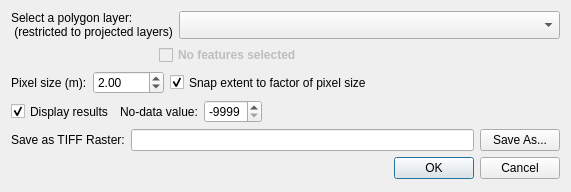
Old version of the form pat/gui/blockGrid_dialog_base.ui in the repository CSIRO-Precision-Agriculture/PAT_QGIS_Plugin.
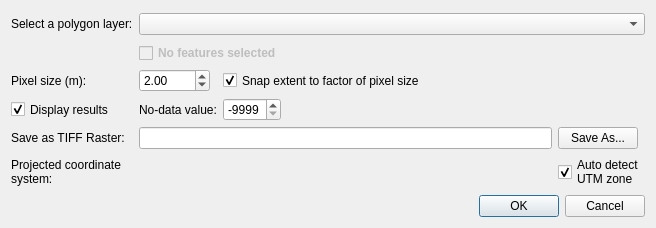
New version of the form. Custom widgets are drawn as their Qt base class.

Commit message: #43 2to3: Block Grid Tool

The edit to the form file:
```diff
--- a/pat/gui/blockGrid_dialog_base.ui
+++ b/pat/gui/blockGrid_dialog_base.ui
@@ -6,8 +6,8 @@
    <rect>
     <x>0</x>
     <y>0</y>
-    <width>571</width>
-    <height>192</height>
+    <width>656</width>
+    <height>216</height>
    </rect>
   </property>
   <property name="windowTitle">
@@ -26,9 +26,55 @@
    </item>
    <item row="0" column="0" colspan="2">
     <layout class="QGridLayout" name="gridLayout">
+     <item row="2" column="2" colspan="2">
+      <widget class="QCheckBox" name="chkSnapExtent">
+       <property name="sizePolicy">
+        <sizepolicy hsizetype="Fixed" vsizetype="Preferred">
+         <horstretch>0</horstretch>
+         <verstretch>0</verstretch>
+        </sizepolicy>
+       </property>
+       <property name="text">
+        <string>Snap extent to factor of pixel size</string>
+       </property>
+       <property name="checked">
+        <bool>true</bool>
+       </property>
+      </widget>
+     </item>
+     <item row="4" column="4">
+      <widget class="QPushButton" name="cmdSaveRasterFile">
+       <property name="sizePolicy">
+        <sizepolicy hsizetype="Fixed" vsizetype="Preferred">
+         <horstretch>0</horstretch>
+         <verstretch>0</verstretch>
+        </sizepolicy>
+       </property>
+       <property name="text">
+        <string>Save As...</string>
+       </property>
+      </widget>
+     </item>
+     <item row="2" column="1">
+      <widget class="QDoubleSpinBox" name="dsbPixelSize">
+       <property name="sizePolicy">
+        <sizepolicy hsizetype="Fixed" vsizetype="Preferred">
+         <horstretch>0</horstretch>
+         <verstretch>0</verstretch>
+        </sizepolicy>
+       </property>
+       <property name="maximum">
+        <double>6000.000000000000000</double>
+       </property>
+       <property name="singleStep">
+        <double>0.500000000000000</double>
+       </property>
+       <property name="value">
+        <double>2.000000000000000</double>
+       </property>
+      </widget>
+     </item>
      <item row="0" column="0">
-      <layout class="QHBoxLayout" name="horizontalLayout">
-       <item>
         <widget class="QLabel" name="lblTargetLayer">
          <property name="sizePolicy">
           <sizepolicy hsizetype="Fixed" vsizetype="Preferred">
@@ -43,48 +89,43 @@
           </size>
          </property>
          <property name="text">
-          <string>Select a polygon layer:
- (restricted to projected layers)</string>
+        <string>Select a polygon layer:</string>
          </property>
          <property name="wordWrap">
+        <bool>false</bool>
+       </property>
+      </widget>
+     </item>
+     <item row="3" column="0">
+      <widget class="QCheckBox" name="chkDisplayResults">
+       <property name="sizePolicy">
+        <sizepolicy hsizetype="Fixed" vsizetype="Preferred">
+         <horstretch>0</horstretch>
+         <verstretch>0</verstretch>
+        </sizepolicy>
+       </property>
+       <property name="text">
+        <string>Display results</string>
+       </property>
+       <property name="checked">
           <bool>true</bool>
          </property>
         </widget>
        </item>
-       <item>
-        <widget class="QgsMapLayerComboBox" name="mcboTargetLayer">
+     <item row="3" column="1">
+      <widget class="QLabel" name="lblNoDataVal">
          <property name="sizePolicy">
-          <sizepolicy hsizetype="MinimumExpanding" vsizetype="Preferred">
+        <sizepolicy hsizetype="Fixed" vsizetype="Preferred">
            <horstretch>0</horstretch>
            <verstretch>0</verstretch>
           </sizepolicy>
          </property>
-         <property name="filters">
-          <set>QgsMapLayerProxyModel::PolygonLayer</set>
+       <property name="text">
+        <string>No-data value:</string>
          </property>
         </widget>
        </item>
-      </layout>
-     </item>
-     <item row="1" column="0">
-      <layout class="QHBoxLayout" name="horizontalLayout_3">
-       <item>
-        <spacer name="horizontalSpacer">
-         <property name="orientation">
-          <enum>Qt::Horizontal</enum>
-         </property>
-         <property name="sizeType">
-          <enum>QSizePolicy::Fixed</enum>
-         </property>
-         <property name="sizeHint" stdset="0">
-          <size>
-           <width>148</width>
-           <height>20</height>
-          </size>
-         </property>
-        </spacer>
-       </item>
-       <item>
+     <item row="1" column="1" colspan="2">
         <widget class="QCheckBox" name="chkUseSelected">
          <property name="enabled">
           <bool>false</bool>
@@ -106,24 +147,17 @@
          </property>
         </widget>
        </item>
-       <item>
-        <spacer name="horizontalSpacer_2">
-         <property name="orientation">
-          <enum>Qt::Horizontal</enum>
-         </property>
-         <property name="sizeHint" stdset="0">
-          <size>
-           <width>298</width>
-           <height>20</height>
-          </size>
-         </property>
-        </spacer>
-       </item>
-      </layout>
+     <item row="4" column="1" colspan="3">
+      <widget class="QLineEdit" name="lneSaveRasterFile">
+       <property name="sizePolicy">
+        <sizepolicy hsizetype="MinimumExpanding" vsizetype="Preferred">
+         <horstretch>0</horstretch>
+         <verstretch>0</verstretch>
+        </sizepolicy>
+       </property>
+      </widget>
      </item>
      <item row="2" column="0">
-      <layout class="QHBoxLayout" name="horizontalLayout_4">
-       <item>
         <widget class="QLabel" name="lblPixelSize">
          <property name="sizePolicy">
           <sizepolicy hsizetype="Fixed" vsizetype="Preferred">
@@ -136,124 +170,14 @@
          </property>
         </widget>
        </item>
-       <item>
-        <widget class="QDoubleSpinBox" name="dsbPixelSize">
-         <property name="sizePolicy">
-          <sizepolicy hsizetype="Fixed" vsizetype="Preferred">
-           <horstretch>0</horstretch>
-           <verstretch>0</verstretch>
-          </sizepolicy>
-         </property>
-         <property name="maximum">
-          <double>6000.000000000000000</double>
-         </property>
-         <property name="singleStep">
-          <double>0.500000000000000</double>
-         </property>
-         <property name="value">
-          <double>2.000000000000000</double>
-         </property>
-        </widget>
-       </item>
-       <item>
-        <widget class="QCheckBox" name="chkSnapExtent">
-         <property name="sizePolicy">
-          <sizepolicy hsizetype="Fixed" vsizetype="Preferred">
-           <horstretch>0</horstretch>
-           <verstretch>0</verstretch>
-          </sizepolicy>
-         </property>
-         <property name="text">
-          <string>Snap extent to factor of pixel size</string>
-         </property>
-         <property name="checked">
+     <item row="0" column="1" colspan="4">
+      <widget class="QgsMapLayerComboBox" name="mcboTargetLayer">
+       <property name="showCrs" stdset="0">
           <bool>true</bool>
          </property>
         </widget>
-       </item>
-       <item>
-        <spacer name="horizontalSpacer_4">
-         <property name="orientation">
-          <enum>Qt::Horizontal</enum>
-         </property>
-         <property name="sizeHint" stdset="0">
-          <size>
-           <width>258</width>
-           <height>20</height>
-          </size>
-         </property>
-        </spacer>
-       </item>
-      </layout>
-     </item>
-     <item row="3" column="0">
-      <layout class="QHBoxLayout" name="horizontalLayout_5">
-       <item>
-        <widget class="QCheckBox" name="chkDisplayResults">
-         <property name="sizePolicy">
-          <sizepolicy hsizetype="Fixed" vsizetype="Preferred">
-           <horstretch>0</horstretch>
-           <verstretch>0</verstretch>
-          </sizepolicy>
-         </property>
-         <property name="text">
-          <string>Display results</string>
-         </property>
-         <property name="checked">
-          <bool>true</bool>
-         </property>
-        </widget>
-       </item>
-       <item>
-        <widget class="QLabel" name="lblNoDataVal">
-         <property name="sizePolicy">
-          <sizepolicy hsizetype="Fixed" vsizetype="Preferred">
-           <horstretch>0</horstretch>
-           <verstretch>0</verstretch>
-          </sizepolicy>
-         </property>
-         <property name="text">
-          <string>No-data value:</string>
-         </property>
-        </widget>
-       </item>
-       <item>
-        <widget class="QSpinBox" name="spnNoDataVal">
-         <property name="sizePolicy">
-          <sizepolicy hsizetype="Fixed" vsizetype="Preferred">
-           <horstretch>0</horstretch>
-           <verstretch>0</verstretch>
-          </sizepolicy>
-         </property>
-         <property name="minimum">
-          <number>-9999</number>
-         </property>
-         <property name="maximum">
-          <number>9999</number>
-         </property>
-         <property name="value">
-          <number>-9999</number>
-         </property>
-        </widget>
-       </item>
-       <item>
-        <spacer name="horizontalSpacer_3">
-         <property name="orientation">
-          <enum>Qt::Horizontal</enum>
-         </property>
-         <property name="sizeHint" stdset="0">
-          <size>
-           <width>218</width>
-           <height>20</height>
-          </size>
-         </property>
-        </spacer>
-       </item>
-      </layout>
      </item>
      <item row="4" column="0">
-      <layout class="QHBoxLayout" name="horizontalLayout_2">
-       <item>
         <widget class="QLabel" name="lblOutputFile">
          <property name="sizePolicy">
           <sizepolicy hsizetype="Fixed" vsizetype="Preferred">
@@ -266,30 +190,63 @@
          </property>
         </widget>
        </item>
-       <item>
-        <widget class="QLineEdit" name="lneSaveRasterFile">
+     <item row="5" column="0">
+      <widget class="QLabel" name="lblOutCRSTitle">
          <property name="sizePolicy">
-          <sizepolicy hsizetype="MinimumExpanding" vsizetype="Preferred">
+        <sizepolicy hsizetype="Fixed" vsizetype="Preferred">
            <horstretch>0</horstretch>
            <verstretch>0</verstretch>
           </sizepolicy>
          </property>
-        </widget>
-       </item>
-       <item>
-        <widget class="QPushButton" name="cmdSaveRasterFile">
+       <property name="text">
+        <string>Projected coordinate system:</string>
+       </property>
+       <property name="wordWrap">
+        <bool>true</bool>
+       </property>
+      </widget>
+     </item>
+     <item row="5" column="1" colspan="3">
+      <widget class="QgsProjectionSelectionWidget" name="mCRSoutput"/>
+     </item>
+     <item row="5" column="4">
+      <widget class="QCheckBox" name="chkAutoCRS">
          <property name="sizePolicy">
-          <sizepolicy hsizetype="Fixed" vsizetype="Preferred">
+        <sizepolicy hsizetype="Fixed" vsizetype="Fixed">
            <horstretch>0</horstretch>
            <verstretch>0</verstretch>
           </sizepolicy>
          </property>
          <property name="text">
-          <string>Save As...</string>
-         </property>
-        </widget>
-       </item>
-      </layout>
+        <string>Auto detect
+UTM zone</string>
+       </property>
+       <property name="checkable">
+        <bool>true</bool>
+       </property>
+       <property name="checked">
+        <bool>true</bool>
+       </property>
+      </widget>
+     </item>
+     <item row="3" column="2">
+      <widget class="QSpinBox" name="spnNoDataVal">
+       <property name="sizePolicy">
+        <sizepolicy hsizetype="Fixed" vsizetype="Preferred">
+         <horstretch>0</horstretch>
+         <verstretch>0</verstretch>
+        </sizepolicy>
+       </property>
+       <property name="minimum">
+        <number>-9999</number>
+       </property>
+       <property name="maximum">
+        <number>9999</number>
+       </property>
+       <property name="value">
+        <number>-9999</number>
+       </property>
+      </widget>
      </item>
     </layout>
    </item>
@@ -301,6 +258,11 @@
    <extends>QComboBox</extends>
    <header>qgsmaplayercombobox.h</header>
   </customwidget>
+  <customwidget>
+   <class>QgsProjectionSelectionWidget</class>
+   <extends>QWidget</extends>
+   <header>qgsprojectionselectionwidget.h</header>
+  </customwidget>
  </customwidgets>
  <resources/>
  <connections>
```
Left out of the diff: 20 changed lines with no effect on the pictures. Lines whose indentation alone changed are shown as unchanged. The commit also changes 1 other file.
